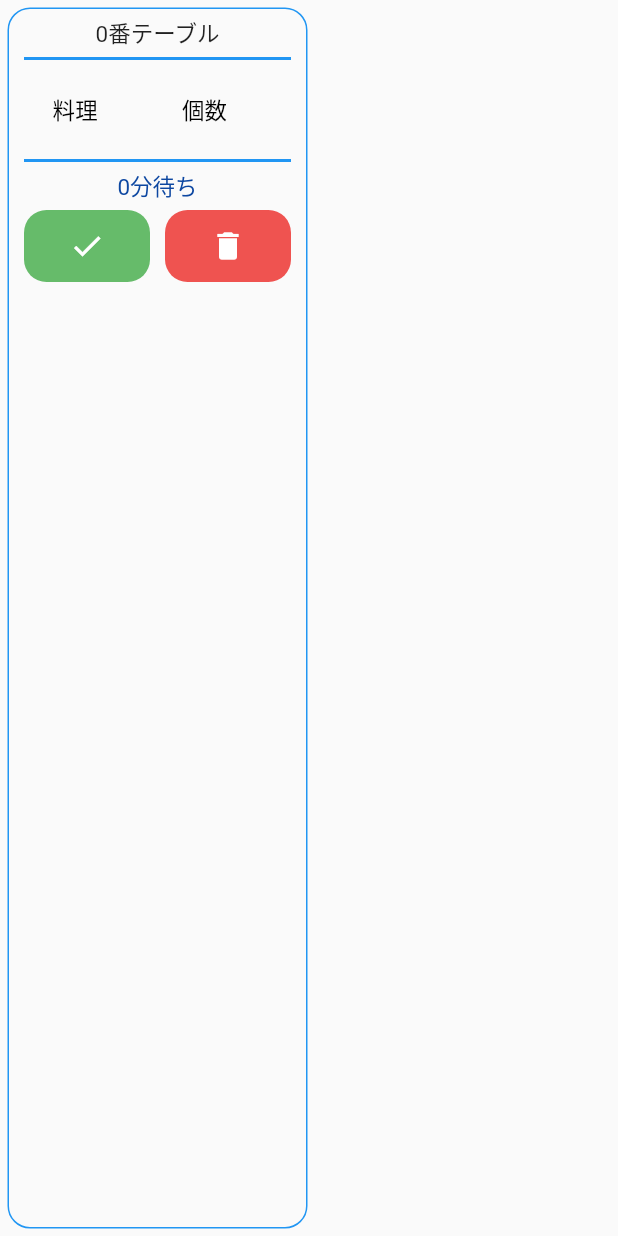
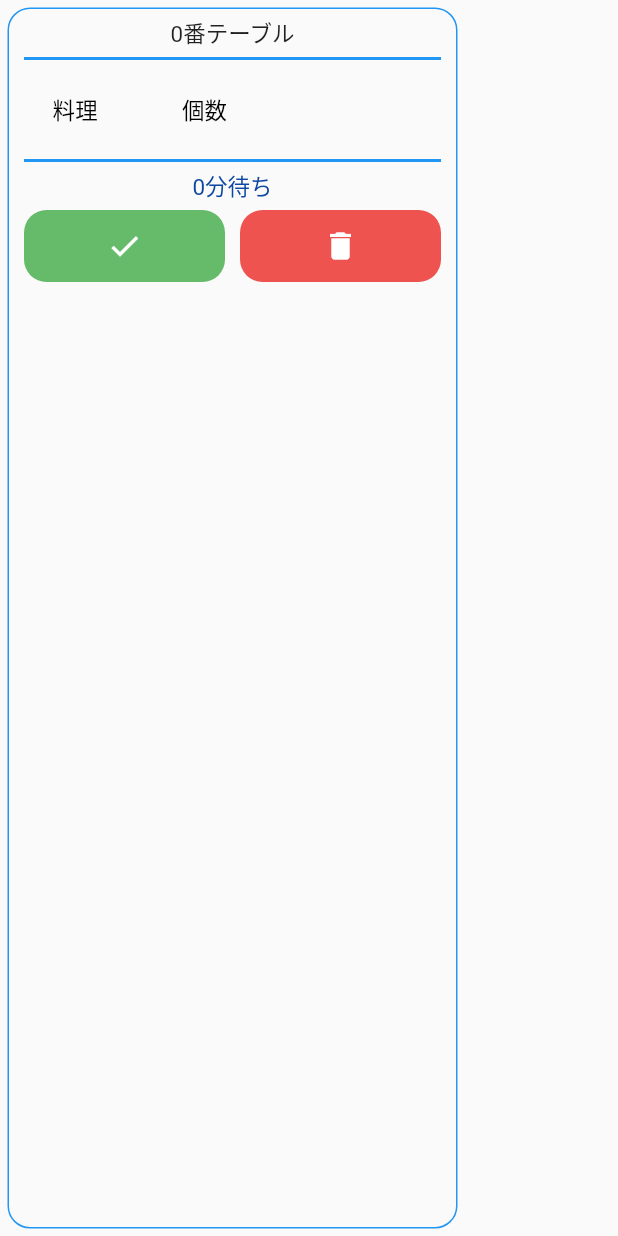
Before and after one commit to caphosra/iroha, a Flutter app: the IrohaOrderView widget shown alone on an empty page, opened directly with empty values, on a phone screen of 412 x 824 dp. Run offline on Flutter 3.47's test engine with Material 2 defaults, Android fonts, the phone set to English and light mode, and no system bars; our stand-ins replace firebase_core, firebase_database, flutter_riverpod, hooks_riverpod; missing offline and left inert: editable, excel, firebase_core_web, firebase_database_web; accounts and stored records are empty; Roboto replaces fonts that are missing (KiwiMaru); statements that could not run were skipped.

Commit message:
Wraps the tiles when overflowed

```diff
--- a/lib/widgets/cooked-board/main.dart
+++ b/lib/widgets/cooked-board/main.dart
@@ -23,7 +23,11 @@ class _IrohaCookedBoardState extends State<IrohaCookedBoard> {
               IrohaOrderView(data: data, onListChanged: onListChanged))
           .toList();
 
-      return IrohaWithHeader(text: '提供', children: ordersWidgets);
+      return IrohaWithHeader(text: '提供', children: [
+        Container(
+            width: MediaQuery.of(context).size.width * 0.9,
+            child: Center(child: Wrap(children: ordersWidgets)))
+      ]);
     });
   }
 
--- a/lib/widgets/cooked-board/order-view.dart
+++ b/lib/widgets/cooked-board/order-view.dart
@@ -21,7 +21,7 @@ class IrohaOrderView extends StatelessWidget {
           borderRadius: BorderRadius.circular(15),
         ),
         margin: EdgeInsets.all(5),
-        width: 200,
+        width: 300,
         child: Container(
             margin: EdgeInsets.all(5),
             child: Center(child: _buildContent(context))));
--- a/lib/widgets/orders-board/order-view.dart
+++ b/lib/widgets/orders-board/order-view.dart
@@ -21,7 +21,7 @@ class IrohaOrderView extends StatelessWidget {
           borderRadius: BorderRadius.circular(15),
         ),
         margin: EdgeInsets.all(5),
-        width: 200,
+        width: 300,
         child: Container(
             margin: EdgeInsets.all(5),
             child: Center(child: _buildContent(context))));
--- a/lib/widgets/orders-board/orders-list.dart
+++ b/lib/widgets/orders-board/orders-list.dart
@@ -27,7 +27,11 @@ class _IrohaOrdersListViewState extends State<IrohaOrdersListView> {
           .toList();
 
       return Stack(children: [
-        IrohaWithHeader(text: '調理', children: ordersWidgets),
+        IrohaWithHeader(text: '調理', children: [
+          Container(
+              width: MediaQuery.of(context).size.width * 0.9,
+              child: Center(child: Wrap(children: ordersWidgets)))
+        ]),
         Positioned(
             child: FloatingActionButton(
                 child: const Icon(Icons.edit),
```
